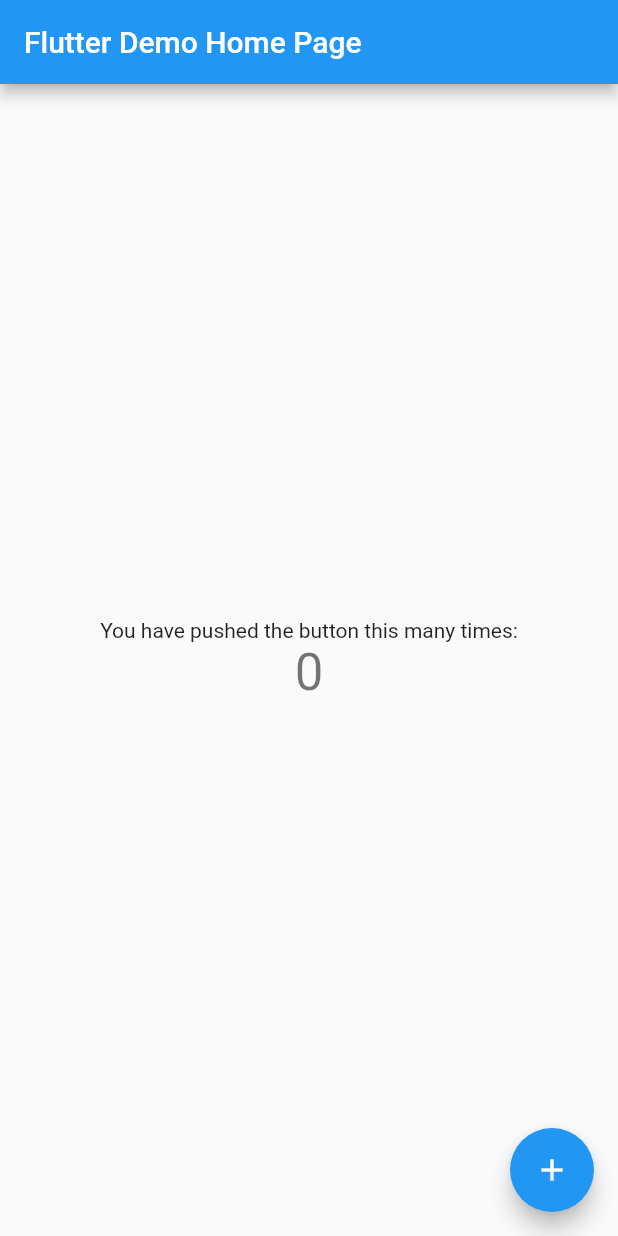
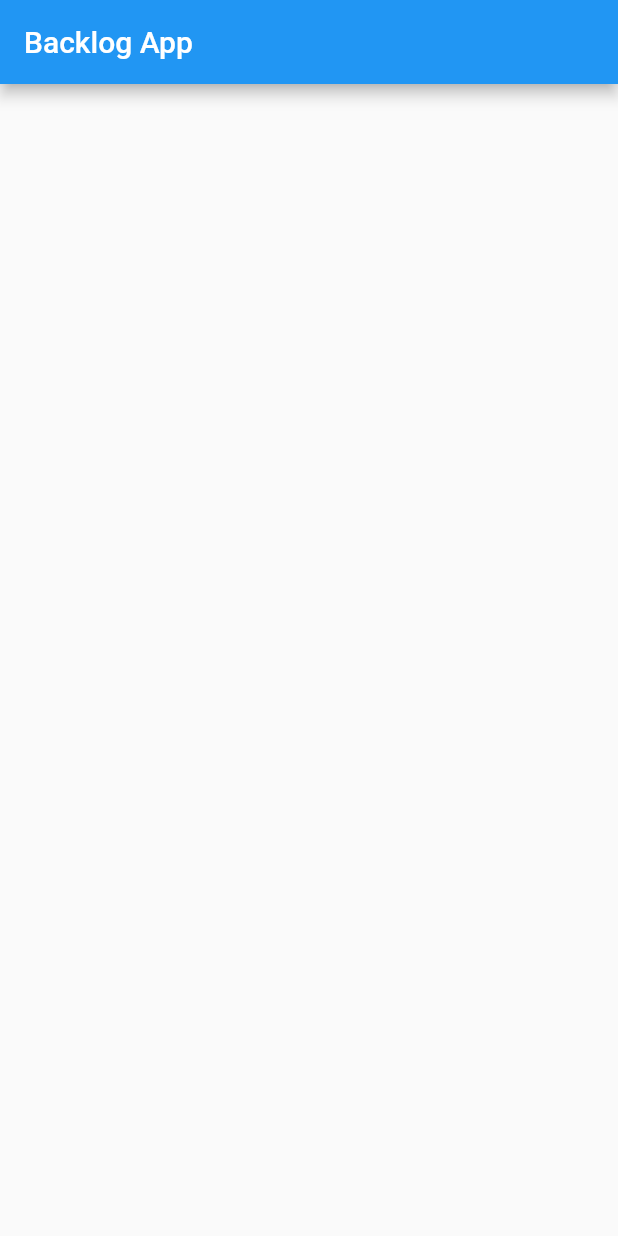
Before and after one commit to MarcinusX/backlog_app, a Flutter app: the screen it shows after launch, on a phone screen of 412 x 824 dp. Run offline on Flutter 3.47's test engine with Material 2 defaults, Android fonts, the phone set to English and light mode, and no system bars.

Commit message:
Dodane notatki

```diff
--- a/lib/main.dart
+++ b/lib/main.dart
@@ -1,111 +1,4 @@
+import 'package:backlog_app/widget/my_app.dart';
 import 'package:flutter/material.dart';
 
 void main() => runApp(MyApp());
-
-class MyApp extends StatelessWidget {
-  // This widget is the root of your application.
-  @override
-  Widget build(BuildContext context) {
-    return MaterialApp(
-      title: 'Flutter Demo',
-      theme: ThemeData(
-        // This is the theme of your application.
-        //
-        // Try running your application with "flutter run". You'll see the
-        // application has a blue toolbar. Then, without quitting the app, try
-        // changing the primarySwatch below to Colors.green and then invoke
-        // "hot reload" (press "r" in the console where you ran "flutter run",
-        // or simply save your changes to "hot reload" in a Flutter IDE).
-        // Notice that the counter didn't reset back to zero; the application
-        // is not restarted.
-        primarySwatch: Colors.blue,
-      ),
-      home: MyHomePage(title: 'Flutter Demo Home Page'),
-    );
-  }
-}
-
-class MyHomePage extends StatefulWidget {
-  MyHomePage({Key key, this.title}) : super(key: key);
-
-  // This widget is the home page of your application. It is stateful, meaning
-  // that it has a State object (defined below) that contains fields that affect
-  // how it looks.
-
-  // This class is the configuration for the state. It holds the values (in this
-  // case the title) provided by the parent (in this case the App widget) and
-  // used by the build method of the State. Fields in a Widget subclass are
-  // always marked "final".
-
-  final String title;
-
-  @override
-  _MyHomePageState createState() => _MyHomePageState();
-}
-
-class _MyHomePageState extends State<MyHomePage> {
-  int _counter = 0;
-
-  void _incrementCounter() {
-    setState(() {
-      // This call to setState tells the Flutter framework that something has
-      // changed in this State, which causes it to rerun the build method below
-      // so that the display can reflect the updated values. If we changed
-      // _counter without calling setState(), then the build method would not be
-      // called again, and so nothing would appear to happen.
-      _counter++;
-    });
-  }
-
-  @override
-  Widget build(BuildContext context) {
-    // This method is rerun every time setState is called, for instance as done
-    // by the _incrementCounter method above.
-    //
-    // The Flutter framework has been optimized to make rerunning build methods
-    // fast, so that you can just rebuild anything that needs updating rather
-    // than having to individually change instances of widgets.
-    return Scaffold(
-      appBar: AppBar(
-        // Here we take the value from the MyHomePage object that was created by
-        // the App.build method, and use it to set our appbar title.
-        title: Text(widget.title),
-      ),
-      body: Center(
-        // Center is a layout widget. It takes a single child and positions it
-        // in the middle of the parent.
-        child: Column(
-          // Column is also layout widget. It takes a list of children and
-          // arranges them vertically. By default, it sizes itself to fit its
-          // children horizontally, and tries to be as tall as its parent.
-          //
-          // Invoke "debug painting" (press "p" in the console, choose the
-          // "Toggle Debug Paint" action from the Flutter Inspector in Android
-          // Studio, or the "Toggle Debug Paint" command in Visual Studio Code)
-          // to see the wireframe for each widget.
-          //
-          // Column has various properties to control how it sizes itself and
-          // how it positions its children. Here we use mainAxisAlignment to
-          // center the children vertically; the main axis here is the vertical
-          // axis because Columns are vertical (the cross axis would be
-          // horizontal).
-          mainAxisAlignment: MainAxisAlignment.center,
-          children: <Widget>[
-            Text(
-              'You have pushed the button this many times:',
-            ),
-            Text(
-              '$_counter',
-              style: Theme.of(context).textTheme.display1,
-            ),
-          ],
-        ),
-      ),
-      floatingActionButton: FloatingActionButton(
-        onPressed: _incrementCounter,
-        tooltip: 'Increment',
-        child: Icon(Icons.add),
-      ), // This trailing comma makes auto-formatting nicer for build methods.
-    );
-  }
-}
--- /dev/null
+++ b/lib/model/note.dart
@@ -0,0 +1,11 @@
+import 'dart:ui';
+
+class Note {
+  final int id;
+  final String text;
+  final String author;
+  final Color color;
+  final int likes;
+
+  Note(this.id, this.text, this.author, this.color, this.likes);
+}
--- /dev/null
+++ b/lib/widget/backlog_list_page.dart
@@ -0,0 +1,13 @@
+import 'package:flutter/material.dart';
+
+class BacklogListPage extends StatelessWidget {
+
+  @override
+  Widget build(BuildContext context) {
+    return Scaffold(
+      appBar: AppBar(
+        title: Text('Backlog App'),
+      ),
+    );
+  }
+}
--- /dev/null
+++ b/lib/widget/my_app.dart
@@ -0,0 +1,15 @@
+import 'package:backlog_app/widget/backlog_list_page.dart';
+import 'package:flutter/material.dart';
+
+class MyApp extends StatelessWidget {
+  @override
+  Widget build(BuildContext context) {
+    return MaterialApp(
+      title: 'Backlog App',
+      home: BacklogListPage(),
+      theme: ThemeData(
+        primarySwatch: Colors.blue,
+      ),
+    );
+  }
+}
```
